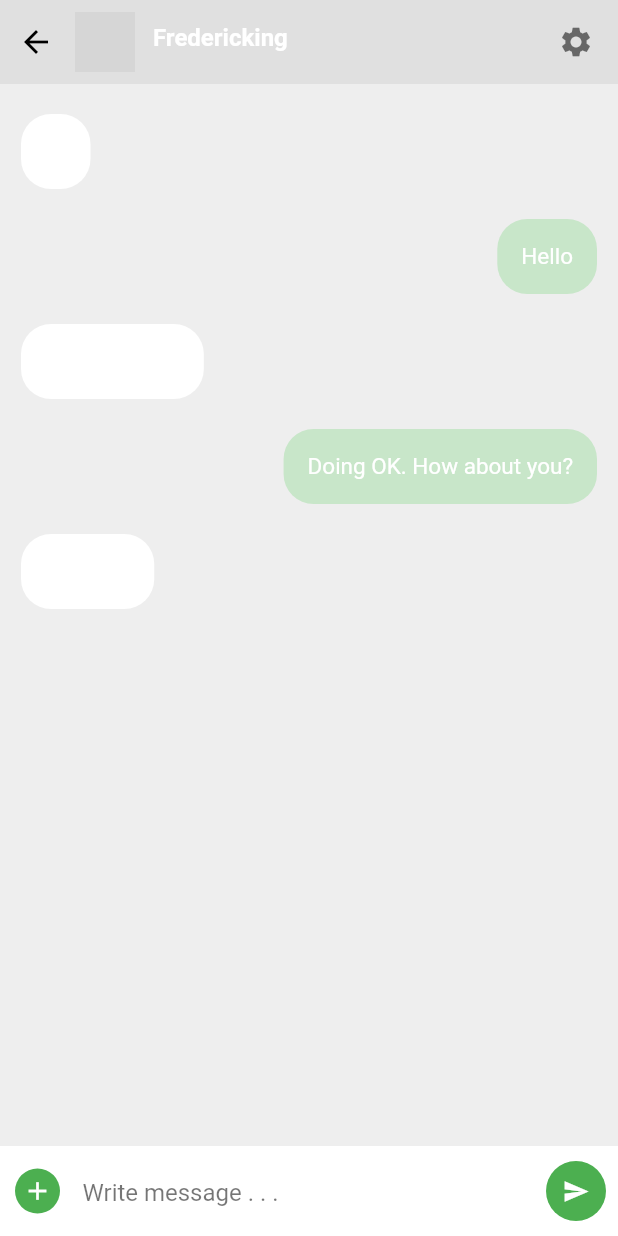
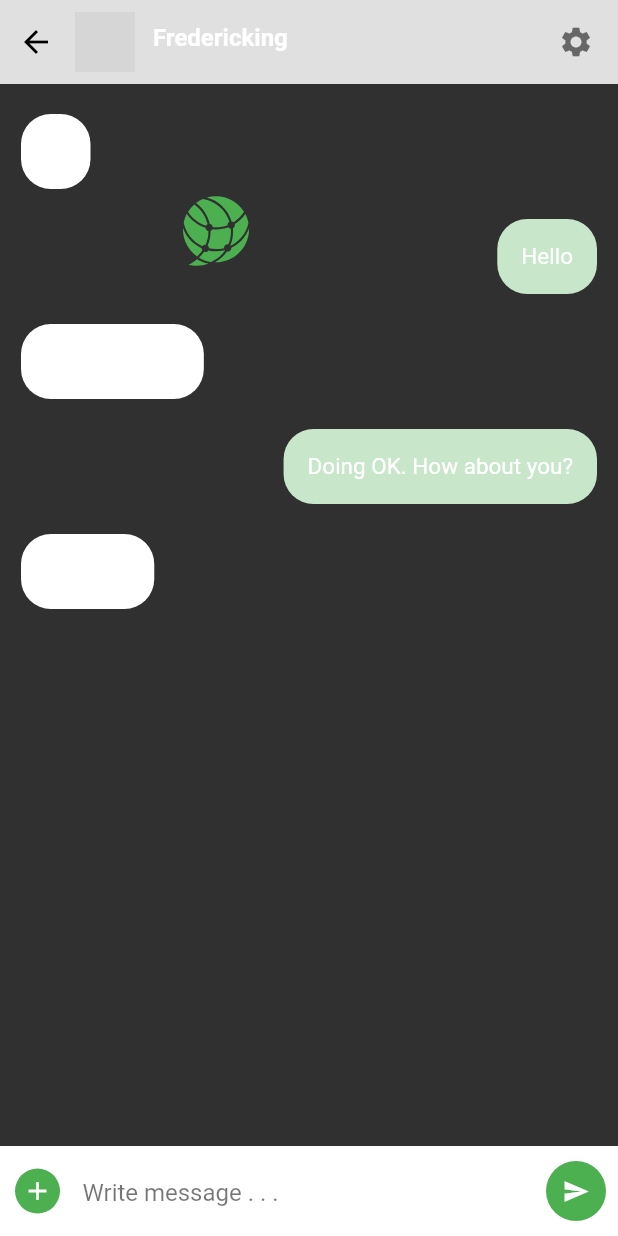
Before and after one commit to Base-Technology/Base-mobile, a Flutter app: the ChatDetailPage screen opened directly, on a phone screen of 412 x 824 dp. Run offline on Flutter 3.47's test engine with Material 2 defaults, Android fonts, the phone set to English and light mode, and no system bars; our stand-ins replace flutter_svg, font_awesome_flutter, persistent_bottom_nav_bar_v2, qr_flutter; missing offline and left inert: clipboard, flutter_barcode_scanner, k_chart, sticky_grouped_list; network calls fail; grey boxes are pictures that could not be loaded.

Commit message:
add new page

```diff
--- a/lib/Chat/chat_detail.dart
+++ b/lib/Chat/chat_detail.dart
@@ -18,7 +18,7 @@
   @override
   Widget build(BuildContext context) {
     return Scaffold(
-      backgroundColor: Colors.grey[200],
+      // backgroundColor: Colors.grey[200],
       appBar: AppBar(
         elevation: 0,
         automaticallyImplyLeading: false,
--- a/lib/Homepage/NavigationDrawer.dart
+++ b/lib/Homepage/NavigationDrawer.dart
@@ -3,6 +3,7 @@
 import 'package:acy_ipay/Settings/settings_main.dart';
 import 'package:flutter/cupertino.dart';
 import 'package:flutter/material.dart';
+import 'main_page.dart';
 
 class NavigationDrawer extends StatelessWidget {
   const NavigationDrawer({Key? key}) : super(key: key);
--- a/lib/main.dart
+++ b/lib/main.dart
@@ -17,9 +17,32 @@
 
 class MyApp extends StatelessWidget {
   const MyApp({Key? key}) : super(key: key);
+  static const MaterialColor customColor = MaterialColor(
+    _customColor,
+    <int, Color>{
+      50: Color(0xFF202121),
+      100: Color(0xFF202121),
+      200: Color(0xFF202121),
+      300: Color(0xFF202121),
+      400: Color(0xFF202121),
+      500: Color(_customColor),
+      600: Color(0xFF202121),
+      700: Color(0xFF202121),
+      800: Color(0xFF202121),
+      900: Color(0xFF202121),
+    },
+  );
+  static const int _customColor = 0xFF202121;
+
   final boolTrue = false;
   final signUp = true;
-
+  // final themec= ThemeData(
+  //   scaffoldBackgroundColor: Color.fromRGBO(32,33,33,1),
+  //   primaryColor: Colors.white,
+  //   colorScheme: ColorScheme.light(),
+  //   primaryIconTheme: IconThemeData(color: Color(0xFFFFC000)),
+  //   brightness: Brightness.light,
+  // );
   // This widget is the root of your application.
   @override
   Widget build(BuildContext context) => ChangeNotifierProvider(
@@ -29,8 +52,20 @@
         return MaterialApp(
           title: 'Base',
           themeMode: ThemeMode.system,
-          theme: CustomTheme.lightTheme,
+          // theme: themec,
           darkTheme: CustomTheme.darkTheme,
+            theme: ThemeData(
+
+              // 应用整体主题亮度
+              brightness: Brightness.dark,
+              // 背景色
+              primarySwatch: customColor,
+              // primaryColor: Colors.red,
+              // // 前景色
+              // accentColor: Colors.orange[600],
+              //
+              // visualDensity: VisualDensity.adaptivePlatformDensity,
+            ),
           home: signUp ? ChatMain() : RegisterMain(),
           initialRoute: '/',
           routes: {
```
Also changed, not shown: lib/Chat/chat_page.dart (+52 -11 lines), lib/Chat/widget/move.dart (+54 -0 lines), lib/widget/move.dart (+11 -8 lines).
